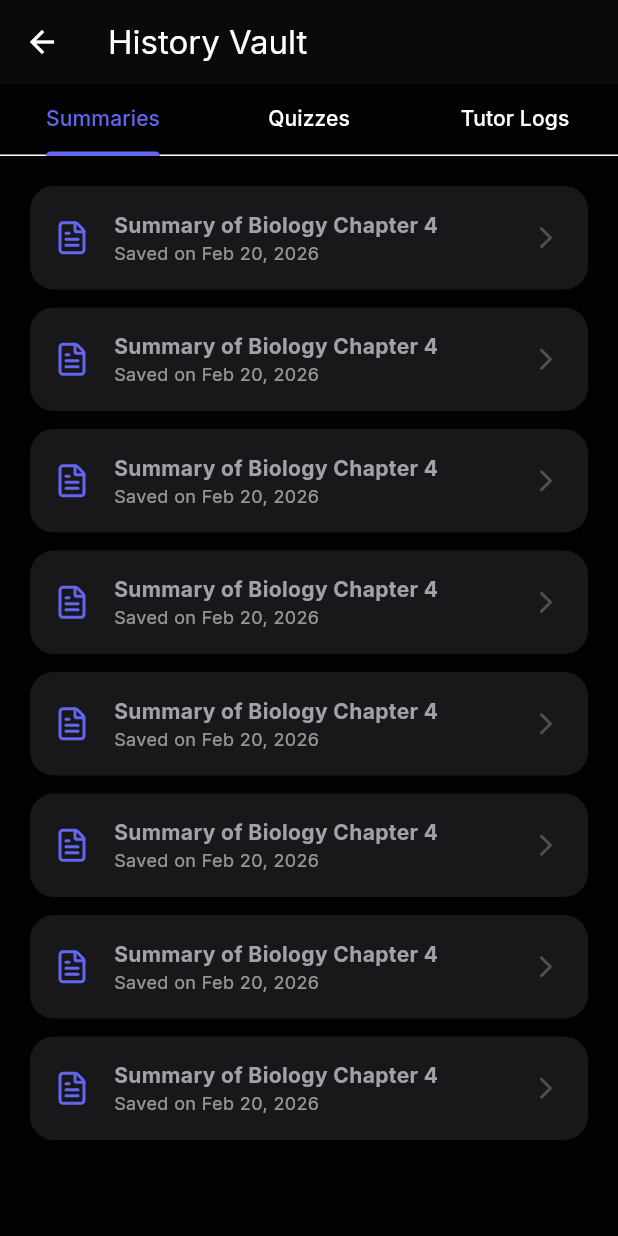
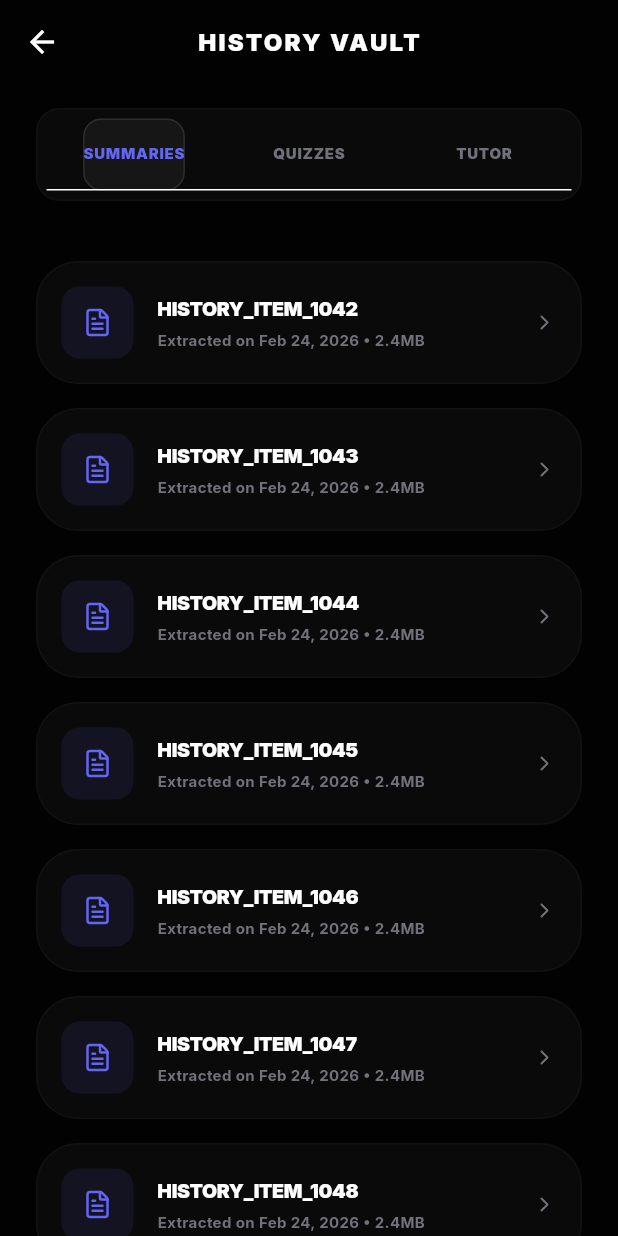
Before and after one commit to daxp472/EduMind, a Flutter app: the HistoryVaultScreen screen opened by its route, on a phone screen of 412 x 824 dp. Run offline on Flutter 3.47's test engine with Material 3 defaults, Android fonts, the phone set to English and light mode, and no system bars; drawn by our look-alikes of flutter_animate; our stand-ins replace dio, flutter_secure_storage, google_fonts, lucide_icons; accounts and stored records are empty.

Commit message:
feat: implement History Vault for tracking AI generation history

```diff
--- a/App/lib/screens/tools/history_vault.dart
+++ b/App/lib/screens/tools/history_vault.dart
@@ -1,66 +1,141 @@
 import 'package:flutter/material.dart';
 import 'package:lucide_icons/lucide_icons.dart';
-import '../../core/constants.dart';
+import '../../core/app_colors.dart';
+import '../../widgets/premium_card.dart';
+import 'package:flutter_animate/flutter_animate.dart';
 
-class HistoryVaultScreen extends StatelessWidget {
+class HistoryVaultScreen extends StatefulWidget {
   const HistoryVaultScreen({super.key});
+
+  @override
+  State<HistoryVaultScreen> createState() => _HistoryVaultScreenState();
+}
+
+class _HistoryVaultScreenState extends State<HistoryVaultScreen> with SingleTickerProviderStateMixin {
+  late TabController _tabController;
+
+  @override
+  void initState() {
+    super.initState();
+    _tabController = TabController(length: 3, vsync: this);
+  }
+
+  @override
+  void dispose() {
+    _tabController.dispose();
+    super.dispose();
+  }
 
   @override
   Widget build(BuildContext context) {
     return Scaffold(
-      appBar: AppBar(title: const Text('History Vault')),
-      body: DefaultTabController(
-        length: 3,
-        child: Column(
+      backgroundColor: AppColors.background,
+      appBar: AppBar(
+        backgroundColor: Colors.transparent,
+        elevation: 0,
+        title: const Text(
+          'HISTORY VAULT',
+          style: TextStyle(fontWeight: FontWeight.w900, fontSize: 16, letterSpacing: 1.5),
+        ),
+        centerTitle: true,
+      ),
+      body: Column(
         children: [
-            const TabBar(
-              tabs: [
-                Tab(text: 'Summaries'),
-                Tab(text: 'Quizzes'),
-                Tab(text: 'Tutor Logs'),
-              ],
-            ),
+          _buildTabBar(),
           Expanded(
             child: TabBarView(
+              controller: _tabController,
               children: [
-                  _buildHistoryList('Summary of Biology Chapter 4'),
-                  _buildHistoryList('Quiz: Quantum Mechanics'),
-                  _buildHistoryList('Chat: Calculus Integration'),
+                _buildHistoryList('Summaries', LucideIcons.fileText, AppColors.primary),
+                _buildHistoryList('Quizzes', LucideIcons.helpCircle, AppColors.secondary),
+                _buildHistoryList('Neural Logs', LucideIcons.messageSquare, AppColors.accent),
               ],
             ),
           ),
         ],
       ),
+    );
+  }
+
+  Widget _buildTabBar() {
+    return Container(
+      margin: const EdgeInsets.symmetric(horizontal: 24, vertical: 16),
+      padding: const EdgeInsets.all(6),
+      decoration: BoxDecoration(
+        color: AppColors.surface,
+        borderRadius: BorderRadius.circular(16),
+        border: Border.all(color: Colors.white.withOpacity(0.03)),
+      ),
+      child: TabBar(
+        controller: _tabController,
+        indicator: BoxDecoration(
+          color: Colors.white.withOpacity(0.05),
+          borderRadius: BorderRadius.circular(12),
+          border: Border.all(color: Colors.white.withOpacity(0.1)),
+        ),
+        labelColor: AppColors.primary,
+        unselectedLabelColor: AppColors.textMuted,
+        labelStyle: const TextStyle(fontWeight: FontWeight.w900, fontSize: 10, letterSpacing: 0.5),
+        tabs: const [
+          Tab(text: 'SUMMARIES'),
+          Tab(text: 'QUIZZES'),
+          Tab(text: 'TUTOR'),
+        ],
       ),
     );
   }
 
-  Widget _buildHistoryList(String title) {
+  Widget _buildHistoryList(String type, IconData icon, Color color) {
     return ListView.builder(
-      padding: const EdgeInsets.all(AppConstants.defaultPadding),
-      itemCount: 8,
+      padding: const EdgeInsets.all(24),
+      physics: const BouncingScrollPhysics(),
+      itemCount: 10,
       itemBuilder: (context, index) {
         return Container(
-          margin: const EdgeInsets.only(bottom: 12),
+          margin: const EdgeInsets.only(bottom: 16),
+          child: PremiumCard(
             padding: const EdgeInsets.all(16),
-          decoration: BoxDecoration(color: AppConstants.surfaceColor, borderRadius: BorderRadius.circular(16)),
+            child: InkWell(
+              onTap: () {}, // TODO: Navigate to specific history item
               child: Row(
                 children: [
-              const Icon(LucideIcons.fileText, color: AppConstants.primaryColor),
+                  Container(
+                    width: 48,
+                    height: 48,
+                    decoration: BoxDecoration(
+                      color: color.withOpacity(0.1),
+                      borderRadius: BorderRadius.circular(12),
+                    ),
+                    child: Icon(icon, color: color, size: 20),
+                  ),
                   const SizedBox(width: 16),
                   Expanded(
                     child: Column(
                       crossAxisAlignment: CrossAxisAlignment.start,
                       children: [
-                    Text(title, style: const TextStyle(fontWeight: FontWeight.bold), maxLines: 1, overflow: TextOverflow.ellipsis),
-                    const Text('Saved on Feb 20, 2026', style: TextStyle(color: Colors.white54, fontSize: 12)),
+                        Text(
+                          'HISTORY_ITEM_${index + 1042}',
+                          style: const TextStyle(
+                            color: Colors.white,
+                            fontWeight: FontWeight.w900,
+                            fontSize: 13,
+                            letterSpacing: -0.2,
+                          ),
+                        ),
+                        const SizedBox(height: 4),
+                        const Text(
+                          'Extracted on Feb 24, 2026 • 2.4MB',
+                          style: TextStyle(color: AppColors.textMuted, fontSize: 10, fontWeight: FontWeight.bold),
+                        ),
                       ],
                     ),
                   ),
-              const Icon(LucideIcons.chevronRight, color: Colors.white24),
+                  const Icon(LucideIcons.chevronRight, size: 16, color: AppColors.textMuted),
                 ],
               ),
-        );
+            ),
+          ),
+        ).animate().fadeIn(delay: (index * 50).ms, duration: 400.ms).slideX(begin: 0.05);
       },
     );
   }
```
Lines whose indentation alone changed are shown as unchanged.
